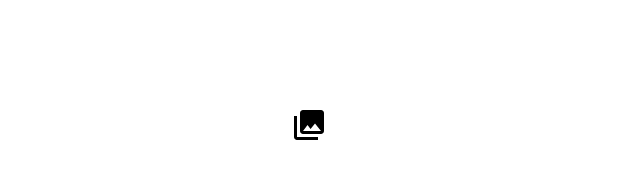
After one commit to hey-rum-ba/TutorApplication, an Android app: the layout splash_screen.xml on its own in the app's theme, with its tools: preview values and no code run, on a phone screen of 412 x 824 dp. The commit adds this screen. Shown: the part 493-672 px from the top of the screen. Run offline under Robolectric (Android 15) with nearby library versions, the phone set to English and light mode, and no system bars.

Commit message:
first update

```diff
--- a/app/src/main/AndroidManifest.xml
+++ b/app/src/main/AndroidManifest.xml
@@ -29,6 +29,8 @@
             android:exported="true" />
         <activity android:name=".showPreviousQuestion"
             android:exported="true" />
+        <activity android:name=".SplashActivity"
+            android:exported="true" />
         <activity android:name=".completeSolution"
             android:exported="true" />
         <activity
--- a/app/src/main/java/com/citrine/askaquestion/MainActivity.java
+++ b/app/src/main/java/com/citrine/askaquestion/MainActivity.java
@@ -5,6 +5,7 @@ import android.content.Intent;
 import android.content.SharedPreferences;
 import android.content.pm.PackageManager;
 import android.os.Bundle;
+import android.os.Handler;
 import android.util.Log;
 import android.view.MenuItem;
 import android.view.Menu;
--- a/app/src/main/java/com/citrine/askaquestion/uploadImage.java
+++ b/app/src/main/java/com/citrine/askaquestion/uploadImage.java
@@ -364,5 +364,6 @@ public class uploadImage extends AppCompatActivity {
         intent.putExtra("emailAddress",emailAddress);
         startActivity(intent);
         finish();
+
     }
 }
--- /dev/null
+++ b/app/src/main/res/layout/splash_screen.xml
@@ -0,0 +1,15 @@
+<?xml version="1.0" encoding="utf-8"?>
+<LinearLayout xmlns:android="http://schemas.android.com/apk/res/android"
+    android:orientation="vertical" android:layout_width="fill_parent"
+    android:layout_height="fill_parent">
+
+    <ImageView android:id="@+id/splashscreen" android:layout_width="wrap_content"
+        android:layout_height="fill_parent"
+        android:src="@drawable/ic_menu_gallery"
+        android:layout_gravity="center"/>
+
+    <TextView android:layout_width="fill_parent"
+        android:layout_height="wrap_content"
+        android:text="Hello World, splash"/>
+
+</LinearLayout>
```
Also changed, not shown: app/src/main/java/com/citrine/askaquestion/SplashActivity.java (added, +22 -0 lines).
